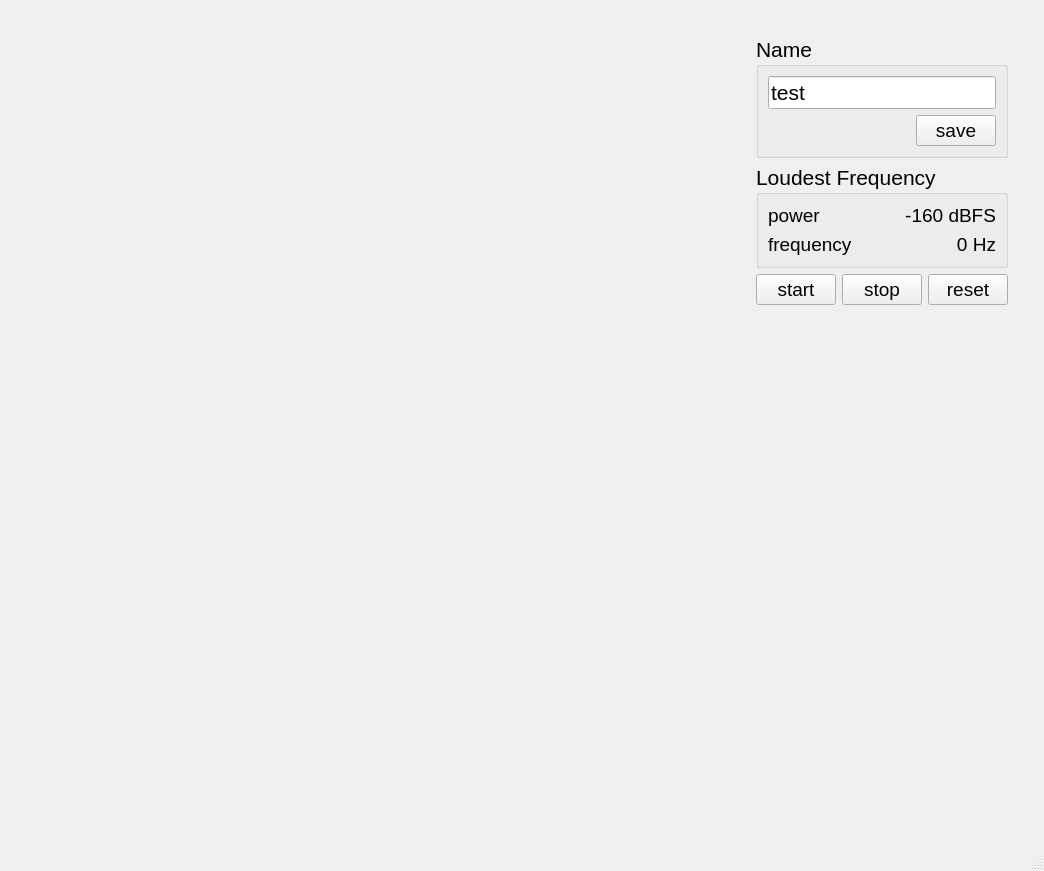
Qt form plots.ui (jens-j/krijseenprijs) before a commit.
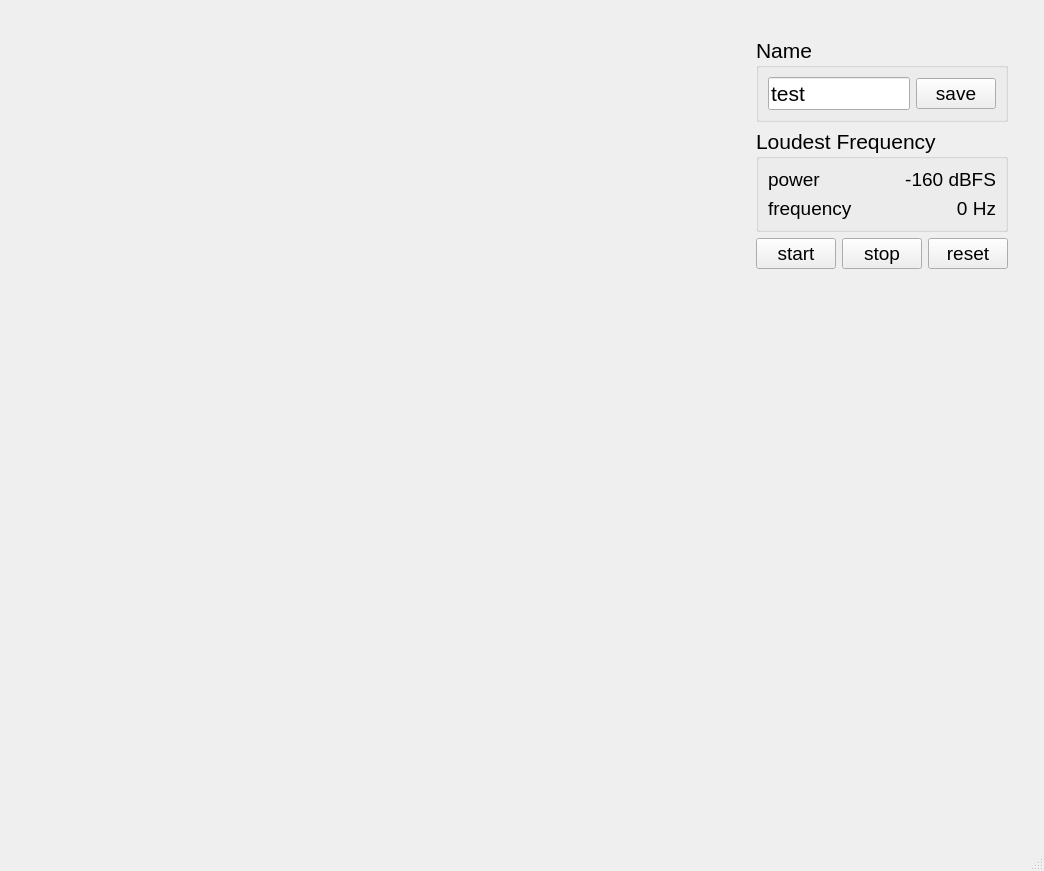
The same form after that commit. Custom widgets are drawn as their Qt base class.

Commit message: fixed all plot labels and titles

Patch:
```diff
--- a/plots.ui
+++ b/plots.ui
@@ -102,27 +102,14 @@
                 <string>Name</string>
                </property>
                <layout class="QVBoxLayout" name="verticalLayout_6">
-                <item>
-                 <widget class="QLineEdit" name="lineName">
-                  <property name="text">
-                   <string>test</string>
-                  </property>
-                 </widget>
-                </item>
                 <item>
                  <layout class="QHBoxLayout" name="horizontalLayout_7">
                   <item>
-                   <spacer name="horizontalSpacer">
-                    <property name="orientation">
-                     <enum>Qt::Horizontal</enum>
+                   <widget class="QLineEdit" name="lineName">
+                    <property name="text">
+                     <string>test</string>
                     </property>
-                    <property name="sizeHint" stdset="0">
-                     <size>
-                      <width>40</width>
-                      <height>20</height>
-                     </size>
-                    </property>
-                   </spacer>
+                   </widget>
                   </item>
                   <item>
                    <widget class="QPushButton" name="saveButton">
```
The commit also changes 1 other file.
